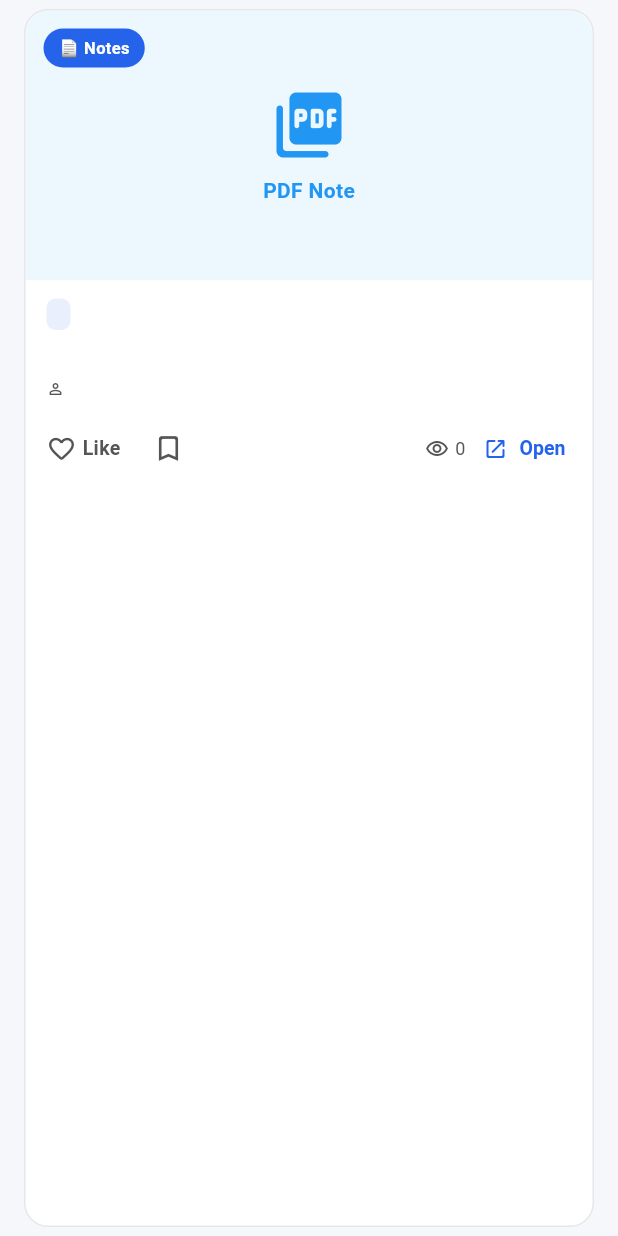
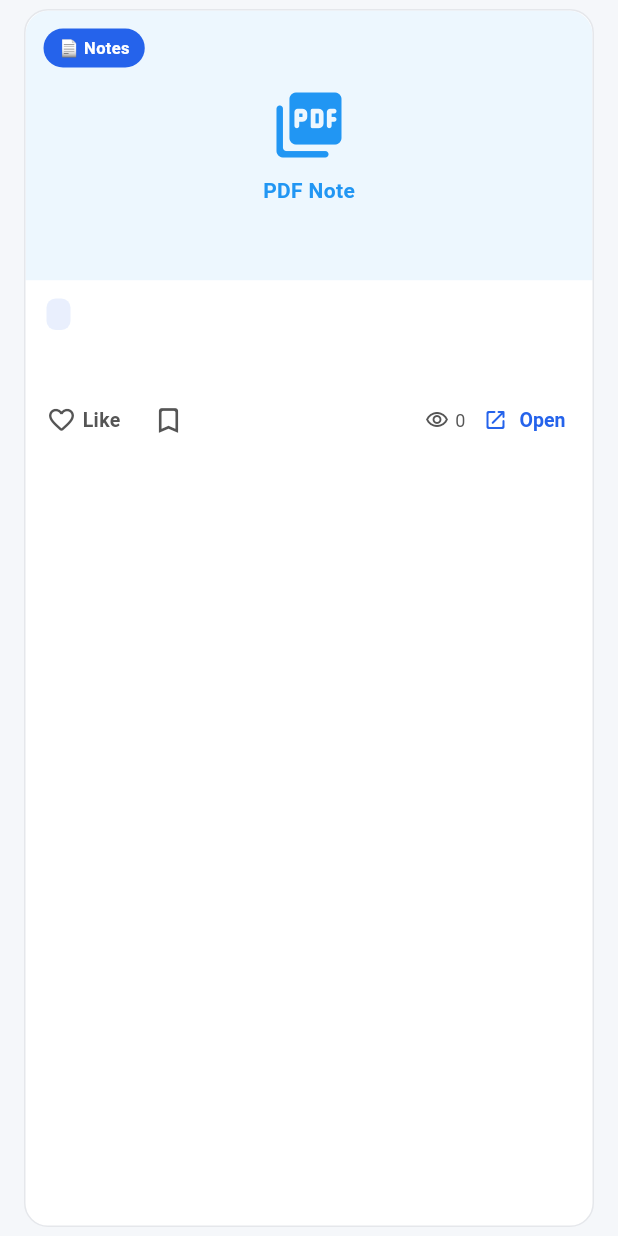
Before and after one commit to vaibhav-kadu/notes, a Flutter app: the _NoteCard widget shown alone on an empty page, opened directly with empty values, on a phone screen of 412 x 824 dp. Run offline on Flutter 3.47's test engine with Material 3 defaults, Android fonts, the light colour scheme and no system bars; our stand-ins replace file_picker, flutter_local_notifications, shared_preferences, supabase_flutter; missing offline and left inert: syncfusion_flutter_pdfviewer; accounts and stored records are empty; Roboto replaces fonts that are missing (Nunito).

Commit message:
feat(release): prepare app branding, versioning and production readiness
- Update app icon using flutter_launcher_icons with professional design

- Rename app label to 'Notes' for Play Store release

- Increment versionCode to 2 and versionName to 1.0.1

- Align Supabase schema with app models and remove legacy fields

- Add admin moderation tools for notes and users

- Enable multi-file upload and in-app PDF viewing with download support

```diff
--- a/lib/features/notes/models/note_model.dart
+++ b/lib/features/notes/models/note_model.dart
@@ -6,10 +6,7 @@ class NoteModel {
   final String thumbnailUrl;
   final String type;
   final int views;
-  final int likesCount;
   final DateTime createdAt;
-  final String? uploaderEmail;
-  final String? uploaderId;
   bool isBookmarked;
   bool isLiked;
   bool isUploaded;
@@ -22,10 +19,7 @@ class NoteModel {
     required this.thumbnailUrl,
     required this.type,
     required this.views,
-    this.likesCount = 0,
     required this.createdAt,
-    this.uploaderEmail,
-    this.uploaderId,
     this.isBookmarked = false,
     this.isLiked = false,
     this.isUploaded = false,
@@ -43,15 +37,10 @@ class NoteModel {
       fileUrl: json['file_url']?.toString() ?? '',
       thumbnailUrl: json['thumbnail_url']?.toString() ?? '',
       type: json['type']?.toString() ?? 'notes',
-      views: (json['views_count'] ?? json['views'] ?? 0) is int
-          ? (json['views_count'] ?? json['views'] ?? 0) as int
-          : int.tryParse((json['views_count'] ?? json['views'] ?? 0).toString()) ?? 0,
-      likesCount: (json['likes_count'] ?? json['likes'] ?? 0) is int
-          ? (json['likes_count'] ?? json['likes'] ?? 0) as int
-          : int.tryParse((json['likes_count'] ?? json['likes'] ?? 0).toString()) ?? 0,
+      views: json['views_count'] is int
+          ? json['views_count'] as int
+          : int.tryParse(json['views_count']?.toString() ?? '') ?? 0,
       createdAt: createdAt ?? DateTime.now(),
-      uploaderEmail: null, // Omitted to prevent schema mismatch crashes
-      uploaderId: json['uploader_id']?.toString(),
       isBookmarked: json['is_bookmarked'] == true,
       isLiked: json['is_liked'] == true,
       isUploaded: json['is_uploaded'] == true,
@@ -66,10 +55,7 @@ class NoteModel {
     String? thumbnailUrl,
     String? type,
     int? views,
-    int? likesCount,
     DateTime? createdAt,
-    String? uploaderEmail,
-    String? uploaderId,
     bool? isBookmarked,
     bool? isLiked,
     bool? isUploaded,
@@ -82,10 +68,7 @@ class NoteModel {
       thumbnailUrl: thumbnailUrl ?? this.thumbnailUrl,
       type: type ?? this.type,
       views: views ?? this.views,
-      likesCount: likesCount ?? this.likesCount,
       createdAt: createdAt ?? this.createdAt,
-      uploaderEmail: uploaderEmail ?? this.uploaderEmail,
-      uploaderId: uploaderId ?? this.uploaderId,
       isBookmarked: isBookmarked ?? this.isBookmarked,
       isLiked: isLiked ?? this.isLiked,
       isUploaded: isUploaded ?? this.isUploaded,
--- a/lib/features/notes/screens/notes_screen.dart
+++ b/lib/features/notes/screens/notes_screen.dart
@@ -480,20 +480,7 @@ class _NoteCard extends StatelessWidget {
                   maxLines: 2,
                   overflow: TextOverflow.ellipsis,
                 ),
-                if (note.uploaderEmail != null)
-                  Padding(
-                    padding: const EdgeInsets.only(top: 4),
-                    child: Row(
-                      children: [
-                        Icon(Icons.person_outline_rounded, size: 12, color: textSec),
-                        const SizedBox(width: 4),
-                        Text(
-                          note.uploaderEmail!,
-                          style: TextStyle(fontSize: 11, color: textSec),
-                        ),
-                      ],
-                    ),
-                  ),
+                // uploaderEmail removed because it's missing in your DB
               ],
             ),
           ),
@@ -503,12 +490,12 @@ class _NoteCard extends StatelessWidget {
             padding: const EdgeInsets.symmetric(horizontal: 6, vertical: 4),
             child: Row(
               children: [
-                // Like
+                // Like - label count removed as it's missing in DB
                 _ActionBtn(
                   icon: note.isLiked
                       ? Icons.favorite_rounded
                       : Icons.favorite_border_rounded,
-                  label: note.likesCount > 0 ? '${note.likesCount}' : 'Like',
+                  label: 'Like',
                   color: note.isLiked ? Colors.red : textSec,
                   onTap: onLike,
                 ),
```
Also changed, not shown: lib/features/notes/provider/notes_provider.dart (+10 -25 lines), lib/features/notes/services/notes_service.dart (+14 -18 lines), pubspec.yaml (+7 -1 lines), assets/app_icon.png (added), pubspec.lock, 1 other file.
